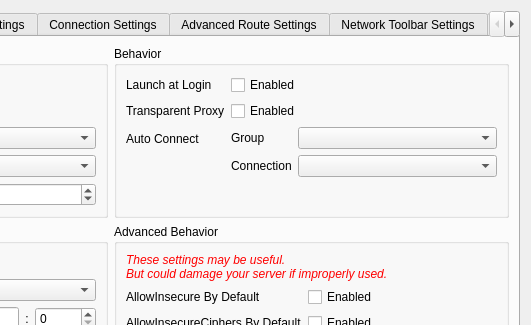
Qv2ray/Qv2ray, file src/ui/w_PreferencesWindow.ui: the form before one commit; both pictures show x 309 to 840 and y 0 to 325 of the 840 by 566 pixel window.
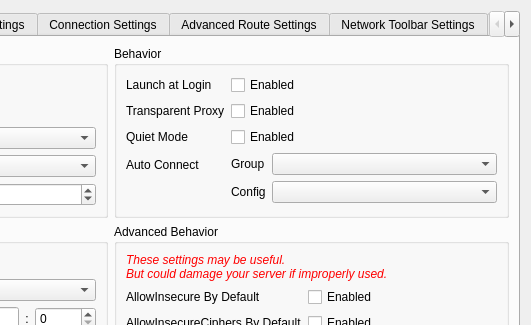
The form after the commit. Icons and pictures are not drawn.

Commit message: fix: fixed #501 and added SystemProxy support for complex connection config - KNOWNISSUE: 1

```diff
--- a/src/ui/w_PreferencesWindow.ui
+++ b/src/ui/w_PreferencesWindow.ui
@@ -185,19 +185,29 @@
               </property>
              </widget>
             </item>
-            <item row="2" column="0">
+            <item row="2" column="1">
+             <widget class="QCheckBox" name="quietModeCB">
+              <property name="text">
+               <string>Enabled</string>
+              </property>
+             </widget>
+            </item>
+            <item row="3" column="0">
              <widget class="QLabel" name="label_19">
               <property name="text">
                <string>Auto Connect</string>
               </property>
              </widget>
             </item>
-            <item row="2" column="1">
+            <item row="3" column="1">
              <layout class="QFormLayout" name="formLayout_16">
-              <item row="0" column="0">
-               <widget class="QLabel" name="label_60">
+              <item row="1" column="1">
+               <widget class="QComboBox" name="autoStartConnCombo"/>
+              </item>
+              <item row="1" column="0">
+               <widget class="QLabel" name="label_61">
                 <property name="text">
-                 <string>Group</string>
+                 <string>Config</string>
                 </property>
                </widget>
               </item>
@@ -216,18 +226,22 @@
                 </item>
                </widget>
               </item>
-              <item row="1" column="0">
-               <widget class="QLabel" name="label_61">
+              <item row="0" column="0">
+               <widget class="QLabel" name="label_60">
                 <property name="text">
-                 <string>Connection</string>
+                 <string>Group</string>
                 </property>
                </widget>
               </item>
-              <item row="1" column="1">
-               <widget class="QComboBox" name="autoStartConnCombo"/>
-              </item>
              </layout>
             </item>
+            <item row="2" column="0">
+             <widget class="QLabel" name="label_86">
+              <property name="text">
+               <string>Quiet Mode</string>
+              </property>
+             </widget>
+            </item>
            </layout>
           </widget>
          </item>
```
The commit also changes 9 other files.
